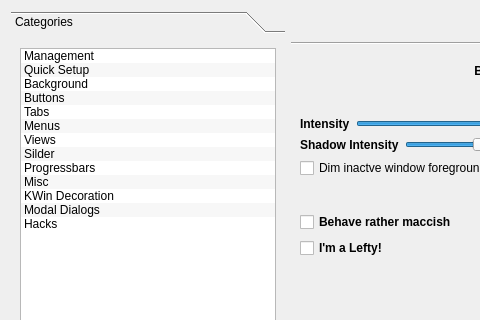
The window that config/config.ui (deiv/bespin-pkg) describes before a commit, drawn with Qt 5; both pictures show x 0 to 480 and y 0 to 320 of the 883 by 519 pixel window.
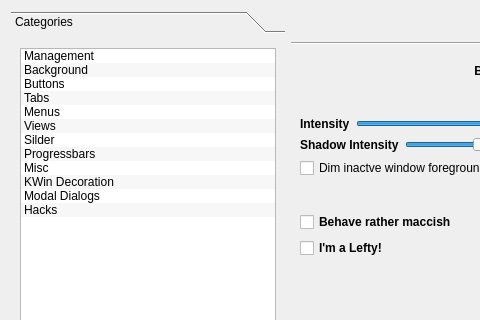
The same window after the commit.

What changed in the file:
```diff
--- a/config/config.ui
+++ b/config/config.ui
@@ -53,11 +53,6 @@
            <string>Management</string>
           </property>
          </item>
-         <item>
-          <property name="text" >
-           <string>Quick Setup</string>
-          </property>
-         </item>
          <item>
           <property name="text" >
            <string>Background</string>
```
Left out of the diff: 4 changed lines with no effect on the pictures.
